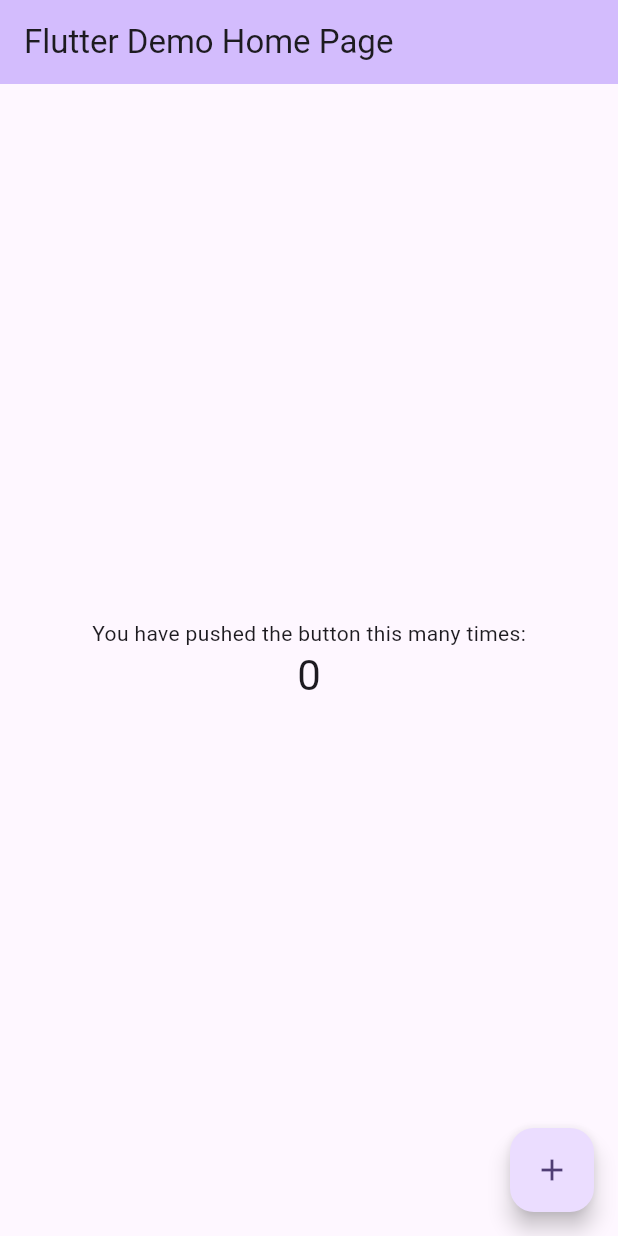
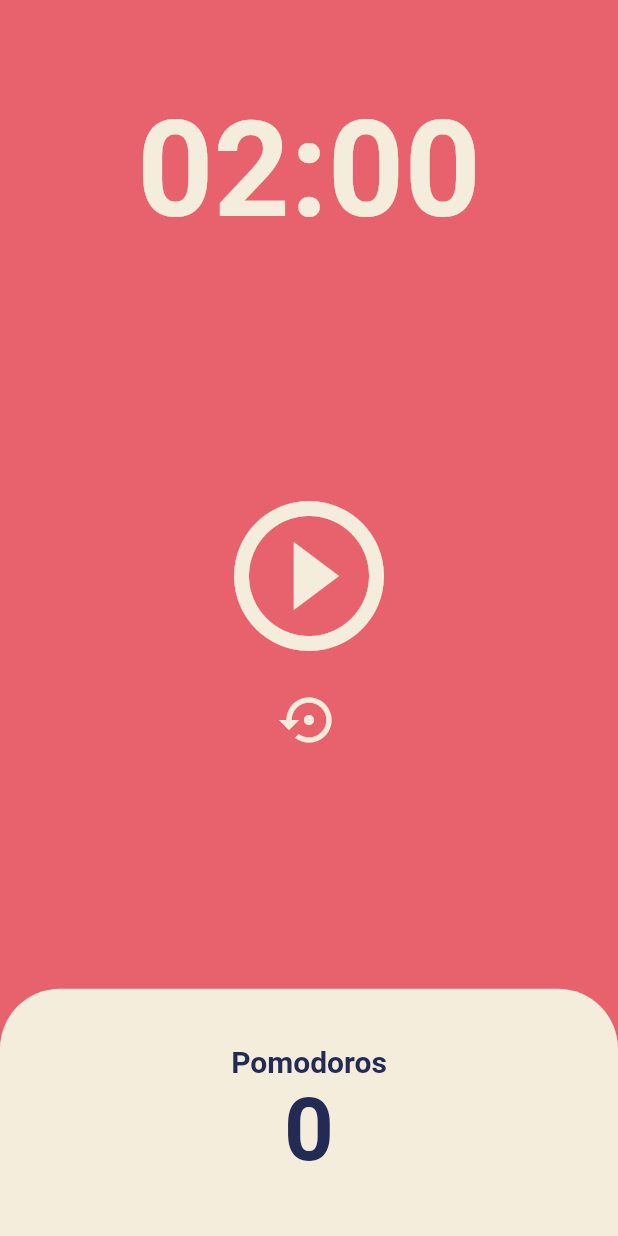
Before and after one commit to wonst-git/Flutter-Study, a Flutter app: the screen it shows after launch, on a phone screen of 412 x 824 dp. Run offline on Flutter 3.47's test engine with Material 2 defaults, Android fonts, the phone set to English and light mode, and no system bars.

Commit message:
#Pomodoro - 프로젝트 완료
- pomodoro 프로젝트 구현 완료

```diff
--- a/pomodoro/lib/main.dart
+++ b/pomodoro/lib/main.dart
@@ -1,125 +1,38 @@
 import 'package:flutter/material.dart';
+import 'package:flutter/services.dart';
+import 'package:pomodoro/screens/HomeScreen.dart';
 
 void main() {
-  runApp(const MyApp());
+  runApp(const Pomodoro());
 }
 
-class MyApp extends StatelessWidget {
-  const MyApp({super.key});
+class Pomodoro extends StatelessWidget {
+  const Pomodoro({super.key});
 
-  // This widget is the root of your application.
   @override
   Widget build(BuildContext context) {
     return MaterialApp(
-      title: 'Flutter Demo',
-      theme: ThemeData(
-        // This is the theme of your application.
-        //
-        // TRY THIS: Try running your application with "flutter run". You'll see
-        // the application has a blue toolbar. Then, without quitting the app,
-        // try changing the seedColor in the colorScheme below to Colors.green
-        // and then invoke "hot reload" (save your changes or press the "hot
-        // reload" button in a Flutter-supported IDE, or press "r" if you used
-        // the command line to start the app).
-        //
-        // Notice that the counter didn't reset back to zero; the application
-        // state is not lost during the reload. To reset the state, use hot
-        // restart instead.
-        //
-        // This works for code too, not just values: Most code changes can be
-        // tested with just a hot reload.
-        colorScheme: ColorScheme.fromSeed(seedColor: Colors.deepPurple),
-        useMaterial3: true,
-      ),
-      home: const MyHomePage(title: 'Flutter Demo Home Page'),
+      theme: themeData(context),
+      home: const HomeScreen(),
     );
   }
 }
 
-class MyHomePage extends StatefulWidget {
-  const MyHomePage({super.key, required this.title});
-
-  // This widget is the home page of your application. It is stateful, meaning
-  // that it has a State object (defined below) that contains fields that affect
-  // how it looks.
-
-  // This class is the configuration for the state. It holds the values (in this
-  // case the title) provided by the parent (in this case the App widget) and
-  // used by the build method of the State. Fields in a Widget subclass are
-  // always marked "final".
-
-  final String title;
-
-  @override
-  State<MyHomePage> createState() => _MyHomePageState();
-}
-
-class _MyHomePageState extends State<MyHomePage> {
-  int _counter = 0;
-
-  void _incrementCounter() {
-    setState(() {
-      // This call to setState tells the Flutter framework that something has
-      // changed in this State, which causes it to rerun the build method below
-      // so that the display can reflect the updated values. If we changed
-      // _counter without calling setState(), then the build method would not be
-      // called again, and so nothing would appear to happen.
-      _counter++;
-    });
-  }
-
-  @override
-  Widget build(BuildContext context) {
-    // This method is rerun every time setState is called, for instance as done
-    // by the _incrementCounter method above.
-    //
-    // The Flutter framework has been optimized to make rerunning build methods
-    // fast, so that you can just rebuild anything that needs updating rather
-    // than having to individually change instances of widgets.
-    return Scaffold(
-      appBar: AppBar(
-        // TRY THIS: Try changing the color here to a specific color (to
-        // Colors.amber, perhaps?) and trigger a hot reload to see the AppBar
-        // change color while the other colors stay the same.
-        backgroundColor: Theme.of(context).colorScheme.inversePrimary,
-        // Here we take the value from the MyHomePage object that was created by
-        // the App.build method, and use it to set our appbar title.
-        title: Text(widget.title),
-      ),
-      body: Center(
-        // Center is a layout widget. It takes a single child and positions it
-        // in the middle of the parent.
-        child: Column(
-          // Column is also a layout widget. It takes a list of children and
-          // arranges them vertically. By default, it sizes itself to fit its
-          // children horizontally, and tries to be as tall as its parent.
-          //
-          // Column has various properties to control how it sizes itself and
-          // how it positions its children. Here we use mainAxisAlignment to
-          // center the children vertically; the main axis here is the vertical
-          // axis because Columns are vertical (the cross axis would be
-          // horizontal).
-          //
-          // TRY THIS: Invoke "debug painting" (choose the "Toggle Debug Paint"
-          // action in the IDE, or press "p" in the console), to see the
-          // wireframe for each widget.
-          mainAxisAlignment: MainAxisAlignment.center,
-          children: <Widget>[
-            const Text(
-              'You have pushed the button this many times:',
-            ),
-            Text(
-              '$_counter',
-              style: Theme.of(context).textTheme.headlineMedium,
-            ),
-          ],
-        ),
-      ),
-      floatingActionButton: FloatingActionButton(
-        onPressed: _incrementCounter,
-        tooltip: 'Increment',
-        child: const Icon(Icons.add),
-      ), // This trailing comma makes auto-formatting nicer for build methods.
-    );
-  }
-}
+ThemeData themeData(BuildContext context) => ThemeData(
+  colorScheme: ColorScheme(
+      brightness: Theme.of(context).colorScheme.brightness,
+      primary: Theme.of(context).colorScheme.primary,
+      onPrimary: Theme.of(context).colorScheme.onPrimary,
+      secondary: Theme.of(context).colorScheme.secondary,
+      onSecondary: Theme.of(context).colorScheme.onSecondary,
+      error: Theme.of(context).colorScheme.error,
+      onError: Theme.of(context).colorScheme.onError,
+      background: const Color(0xFFE7626C),
+      onBackground: Theme.of(context).colorScheme.onBackground,
+      surface: Theme.of(context).colorScheme.surface,
+      onSurface: Theme.of(context).colorScheme.onSurface),
+  textTheme: const TextTheme(
+    displayLarge: TextStyle(color: Color(0xFF232B55)),
+  ),
+  cardColor: const Color(0xFFF4EDDB),
+);
--- /dev/null
+++ b/pomodoro/lib/screens/HomeScreen.dart
@@ -0,0 +1,152 @@
+import 'dart:async';
+
+import 'package:flutter/material.dart';
+import 'package:flutter/services.dart';
+
+class HomeScreen extends StatefulWidget {
+  const HomeScreen({super.key});
+
+  @override
+  State<HomeScreen> createState() => _HomeState();
+}
+
+class _HomeState extends State<HomeScreen> {
+  static const settingSeconds = 120;
+
+  bool isRunning = false;
+  int totalPomodoros = 0;
+  int totalSeconds = settingSeconds;
+  Timer? timer;
+
+  void onTick(Timer timer) {
+    setState(() {
+      if (totalSeconds == 1) {
+        onReset();
+
+        totalPomodoros++;
+      } else {
+        totalSeconds--;
+      }
+    });
+  }
+
+  void onStartPressed() {
+    isRunning = true;
+    timer = Timer.periodic(const Duration(seconds: 1), onTick);
+  }
+
+  void onStopPressed() {
+    timer?.cancel();
+    setState(() {
+      isRunning = false;
+    });
+  }
+
+  void onReset() {
+    timer?.cancel();
+    setState(() {
+      isRunning = false;
+      totalSeconds = settingSeconds;
+    });
+  }
+
+  String dateFormat(int seconds) {
+    var duration = Duration(seconds: seconds);
+    const regex = r'.*:([0-9]{2}:[0-9]{2}).[0-9]*';
+
+    return RegExp(regex).matchAsPrefix(duration.toString())?.group(1) ?? "";
+  }
+
+  @override
+  Widget build(BuildContext context) {
+    SystemChrome.setSystemUIOverlayStyle(SystemUiOverlayStyle(
+      statusBarColor: Colors.transparent,
+      systemNavigationBarColor: Theme.of(context).cardColor,
+      systemNavigationBarIconBrightness: Brightness.dark,
+    ));
+
+    return Scaffold(
+      backgroundColor: Theme.of(context).colorScheme.background,
+      body: Column(
+        children: [
+          Flexible(
+            flex: 1,
+            child: Container(
+              alignment: Alignment.bottomCenter,
+              child: Text(
+                dateFormat(totalSeconds),
+                style: TextStyle(
+                  color: Theme.of(context).cardColor,
+                  fontSize: 89,
+                  fontWeight: FontWeight.w600,
+                ),
+              ),
+            ),
+          ),
+          Flexible(
+            flex: 3,
+            child: Column(
+              mainAxisAlignment: MainAxisAlignment.center,
+              children: [
+                IconButton(
+                  onPressed: isRunning ? onStopPressed : onStartPressed,
+                  icon: Icon(
+                    isRunning ? Icons.pause_circle_outline : Icons.play_circle_outline,
+                  ),
+                  iconSize: 120,
+                  color: Theme.of(context).cardColor,
+                ),
+                IconButton(
+                  onPressed: onReset,
+                  icon: const Icon(
+                    Icons.settings_backup_restore_outlined,
+                  ),
+                  iconSize: 40,
+                  color: Theme.of(context).cardColor,
+                ),
+              ],
+            ),
+          ),
+          Flexible(
+            flex: 1,
+            child: Row(
+              children: [
+                Expanded(
+                  child: Container(
+                    decoration: BoxDecoration(
+                      color: Theme.of(context).cardColor,
+                      borderRadius: const BorderRadius.vertical(
+                        top: Radius.circular(40),
+                      ),
+                    ),
+                    child: Column(
+                      mainAxisAlignment: MainAxisAlignment.center,
+                      children: [
+                        Text(
+                          'Pomodoros',
+                          style: TextStyle(
+                            fontSize: 20,
+                            color: Theme.of(context).textTheme.displayLarge?.color,
+                            fontWeight: FontWeight.w600,
+                          ),
+                        ),
+                        Text(
+                          '$totalPomodoros',
+                          style: TextStyle(
+                            fontSize: 58,
+                            color: Theme.of(context).textTheme.displayLarge?.color,
+                            fontWeight: FontWeight.w600,
+                          ),
+                        ),
+                      ],
+                    ),
+                  ),
+                ),
+              ],
+            ),
+          ),
+        ],
+      ),
+    );
+  }
+}
```
